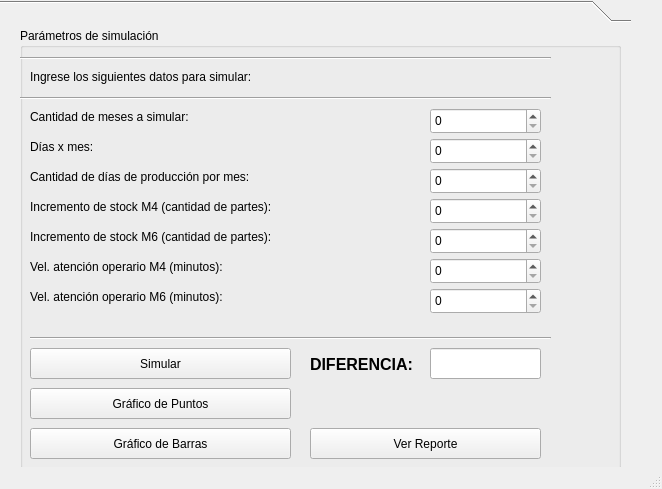
brunohughes/MyS-FabricaDeMesas, file window.ui: the form before one commit.
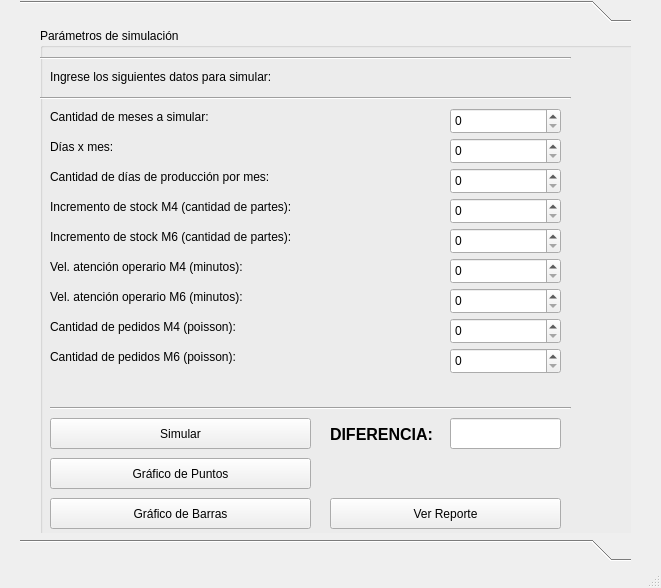
The form after the commit.

Commit message: Se agregan los parametros cantidadM4 y cantidadM5 para el calculo de poisson

The edit to the form file:
```diff
--- a/window.ui
+++ b/window.ui
@@ -6,8 +6,8 @@
    <rect>
     <x>0</x>
     <y>0</y>
-    <width>662</width>
-    <height>489</height>
+    <width>661</width>
+    <height>588</height>
    </rect>
   </property>
   <property name="windowTitle">
@@ -20,10 +20,10 @@
    <widget class="QToolBox" name="toolBox">
     <property name="geometry">
      <rect>
-      <x>0</x>
+      <x>20</x>
       <y>0</y>
-      <width>631</width>
-      <height>501</height>
+      <width>611</width>
+      <height>561</height>
      </rect>
     </property>
     <widget class="QWidget" name="toolBoxPage1">
@@ -31,8 +31,8 @@
       <rect>
        <x>0</x>
        <y>0</y>
-       <width>631</width>
-       <height>447</height>
+       <width>611</width>
+       <height>507</height>
       </rect>
      </property>
      <attribute name="label">
@@ -43,8 +43,8 @@
        <rect>
         <x>20</x>
         <y>0</y>
-        <width>601</width>
-        <height>441</height>
+        <width>611</width>
+        <height>541</height>
        </rect>
       </property>
       <property name="title">
@@ -254,7 +254,7 @@
        <property name="geometry">
         <rect>
          <x>10</x>
-         <y>320</y>
+         <y>390</y>
          <width>261</width>
          <height>31</height>
         </rect>
@@ -270,7 +270,7 @@
        <property name="geometry">
         <rect>
          <x>410</x>
-         <y>320</y>
+         <y>390</y>
          <width>111</width>
          <height>31</height>
         </rect>
@@ -293,7 +293,7 @@
        <property name="geometry">
         <rect>
          <x>290</x>
-         <y>326</y>
+         <y>396</y>
          <width>121</width>
          <height>21</height>
         </rect>
@@ -313,7 +313,7 @@
        <property name="geometry">
         <rect>
          <x>10</x>
-         <y>360</y>
+         <y>430</y>
          <width>261</width>
          <height>31</height>
         </rect>
@@ -326,7 +326,7 @@
        <property name="geometry">
         <rect>
          <x>10</x>
-         <y>400</y>
+         <y>470</y>
          <width>261</width>
          <height>31</height>
         </rect>
@@ -339,7 +339,7 @@
        <property name="geometry">
         <rect>
          <x>290</x>
-         <y>400</y>
+         <y>470</y>
          <width>231</width>
          <height>31</height>
         </rect>
@@ -348,12 +348,58 @@
         <string>Ver Reporte</string>
        </property>
       </widget>
+      <widget class="QSpinBox" name="lineEditCantidadM4">
+       <property name="geometry">
+        <rect>
+         <x>410</x>
+         <y>290</y>
+         <width>111</width>
+         <height>26</height>
+        </rect>
+       </property>
+      </widget>
+      <widget class="QSpinBox" name="lineEditCantidadM6">
+       <property name="geometry">
+        <rect>
+         <x>410</x>
+         <y>320</y>
+         <width>111</width>
+         <height>26</height>
+        </rect>
+       </property>
+      </widget>
+      <widget class="QLabel" name="label_9">
+       <property name="geometry">
+        <rect>
+         <x>10</x>
+         <y>290</y>
+         <width>311</width>
+         <height>17</height>
+        </rect>
+       </property>
+       <property name="text">
+        <string>Cantidad de pedidos M4 (poisson):</string>
+       </property>
+      </widget>
+      <widget class="QLabel" name="label_10">
+       <property name="geometry">
+        <rect>
+         <x>10</x>
+         <y>320</y>
+         <width>311</width>
+         <height>17</height>
+        </rect>
+       </property>
+       <property name="text">
+        <string>Cantidad de pedidos M6 (poisson):</string>
+       </property>
+      </widget>
      </widget>
      <widget class="Line" name="line_3">
       <property name="geometry">
        <rect>
         <x>30</x>
-        <y>300</y>
+        <y>370</y>
         <width>521</width>
         <height>20</height>
        </rect>
```
The commit also changes 5 other files.
